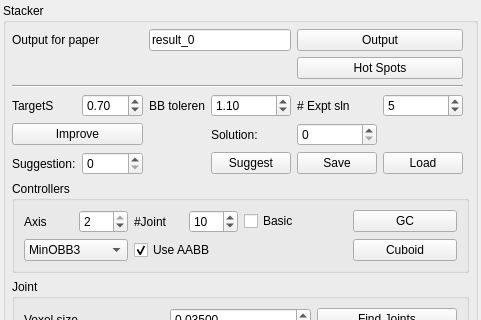
HonghuaLi/stacker, file branch01/Stacker/StackerWidget.ui: the form before one commit; both pictures show x 0 to 481 and y 0 to 320 of the 481 by 611 pixel window.
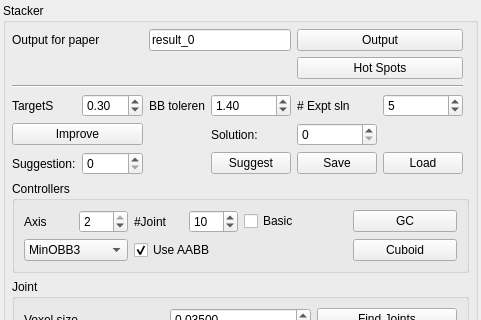
The form after the commit. Icons and pictures are not drawn.

Diff of the .ui file:
```diff
--- a/branch01/Stacker/StackerWidget.ui
+++ b/branch01/Stacker/StackerWidget.ui
@@ -477,7 +477,7 @@
          <double>0.100000000000000</double>
         </property>
         <property name="value">
-         <double>1.100000000000000</double>
+         <double>1.400000000000000</double>
         </property>
        </widget>
       </item>
@@ -490,7 +490,7 @@
          <double>0.100000000000000</double>
         </property>
         <property name="value">
-         <double>0.700000000000000</double>
+         <double>0.300000000000000</double>
         </property>
        </widget>
       </item>
```
